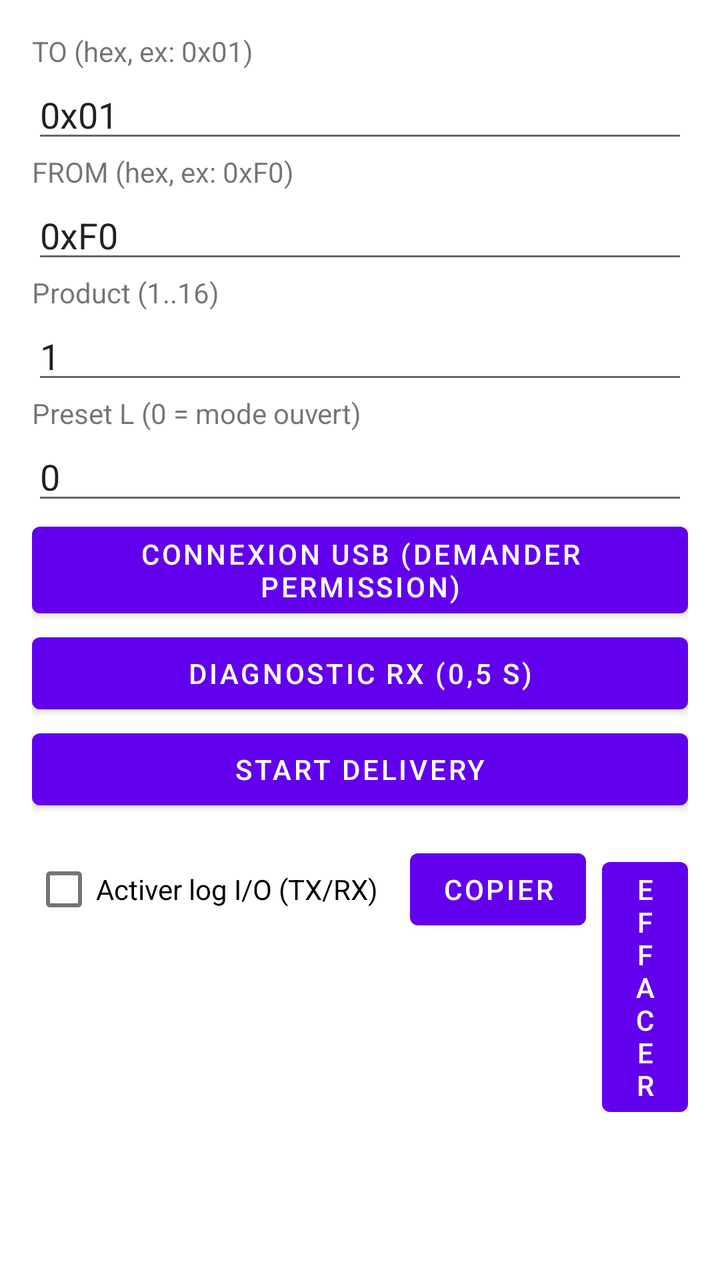
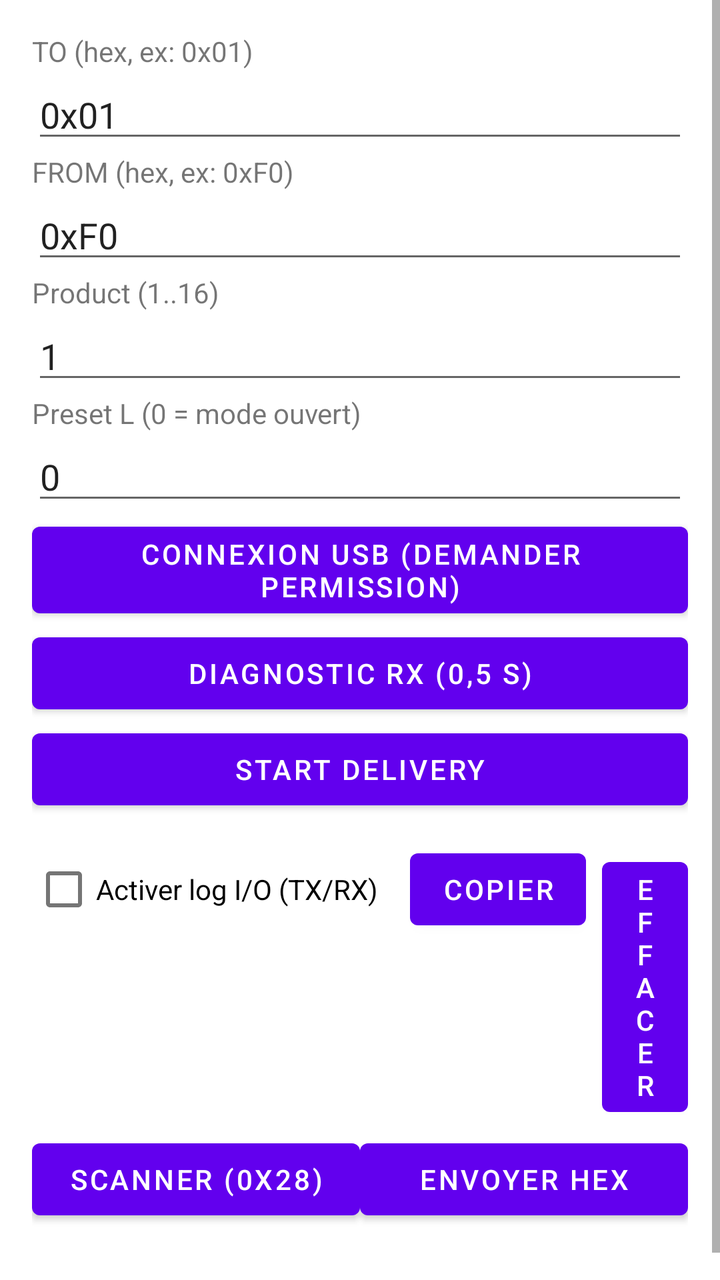

Two renders of the same Android screen: before a commit and after it. Below are the layout's source before the change and the commit's diff.
<!-- AndroidManifest.xml: fallback theme Theme.MaterialComponents.DayNight.NoActionBar -->
<!-- res/layout/activity_main.xml -->
<ScrollView xmlns:android="http://schemas.android.com/apk/res/android"
    android:layout_width="match_parent"
    android:layout_height="match_parent">

  <LinearLayout
      android:orientation="vertical"
      android:padding="16dp"
      android:layout_width="match_parent"
      android:layout_height="wrap_content">

    <TextView
        android:layout_width="wrap_content"
        android:layout_height="wrap_content"
        android:text="TO (hex, ex: 0x01)" />

    <EditText
        android:id="@+id/edtTo"
        android:layout_width="match_parent"
        android:layout_height="wrap_content"
        android:inputType="text"
        android:text="0x01" />

    <TextView
        android:layout_width="wrap_content"
        android:layout_height="wrap_content"
        android:text="FROM (hex, ex: 0xF0)" />

    <EditText
        android:id="@+id/edtFrom"
        android:layout_width="match_parent"
        android:layout_height="wrap_content"
        android:inputType="text"
        android:text="0xF0" />

    <TextView
        android:layout_width="wrap_content"
        android:layout_height="wrap_content"
        android:text="Product (1..16)" />

    <EditText
        android:id="@+id/edtProduct"
        android:layout_width="match_parent"
        android:layout_height="wrap_content"
        android:inputType="number"
        android:text="1" />

    <TextView
        android:layout_width="wrap_content"
        android:layout_height="wrap_content"
        android:text="Preset L (0 = mode ouvert)" />

    <EditText
        android:id="@+id/edtPreset"
        android:layout_width="match_parent"
        android:layout_height="wrap_content"
        android:inputType="numberDecimal"
        android:text="0" />

    
    <Button
        android:id="@+id/btnConnect"
        android:layout_width="match_parent"
        android:layout_height="wrap_content"
        android:text="Connexion USB (demander permission)" />

    <Button
        android:id="@+id/btnDiag"
        android:layout_width="match_parent"
        android:layout_height="wrap_content"
        android:text="Diagnostic RX (0,5 s)"/>

    <Button
        android:id="@+id/btnStart"
        android:layout_width="match_parent"
        android:layout_height="wrap_content"
        android:text="Start Delivery" />

    
    <LinearLayout
        android:layout_width="match_parent"
        android:layout_height="wrap_content"
        android:orientation="horizontal"
        android:layout_marginTop="12dp">

      <CheckBox
          android:id="@+id/switchIoLog"
          android:layout_width="wrap_content"
          android:layout_height="wrap_content"
          android:text="Activer log I/O (TX/RX)"/>

      <Button
          android:id="@+id/btnCopyLog"
          android:layout_width="wrap_content"
          android:layout_height="wrap_content"
          android:text="Copier"
          android:layout_marginStart="16dp"/>

      <Button
          android:id="@+id/btnClearLog"
          android:layout_width="wrap_content"
          android:layout_height="wrap_content"
          android:text="Effacer"
          android:layout_marginStart="8dp"/>
    </LinearLayout>

    
    <TextView
        android:id="@+id/txtLog"
        android:layout_width="match_parent"
        android:layout_height="wrap_content"
        android:layout_marginTop="8dp"
        android:textSize="12sp" />

  </LinearLayout>
</ScrollView>
<!-- resources referenced by this layout -->
<resources>

</resources>

<!-- the commit's change to res/layout/activity_main.xml (unified diff, before → after) -->
@@ -102,6 +102,30 @@
           android:text="Effacer"
           android:layout_marginStart="8dp"/>
     </LinearLayout>
+    
+    
+    <LinearLayout
+        android:id="@+id/layoutDiagConsole"
+        android:layout_width="match_parent"
+        android:layout_height="wrap_content"
+        android:orientation="horizontal"
+        android:paddingTop="8dp">
+
+    <Button
+        android:id="@+id/btnScan"
+        android:layout_width="0dp"
+        android:layout_height="wrap_content"
+        android:layout_weight="1"
+        android:text="Scanner (0x28)" />
+
+    <Button
+         android:id="@+id/btnSendHex"
+         android:layout_width="0dp"
+         android:layout_height="wrap_content"
+         android:layout_weight="1"
+         android:text="Envoyer HEX" />
+    </LinearLayout>
+
 
     
     <TextView
